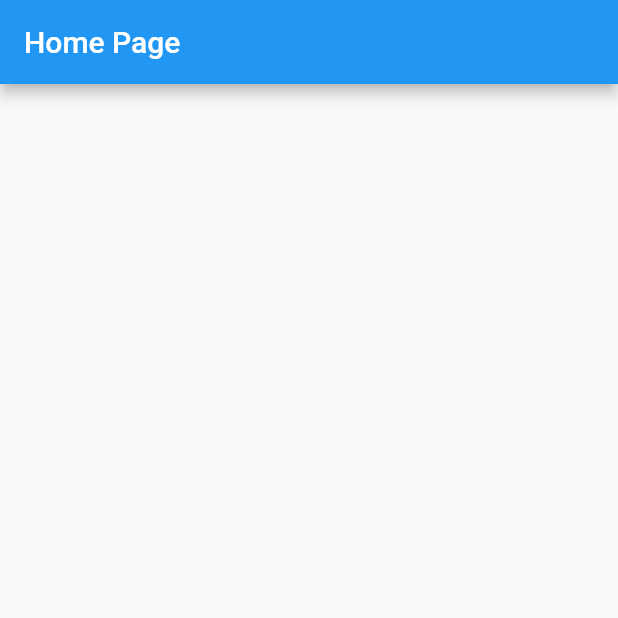
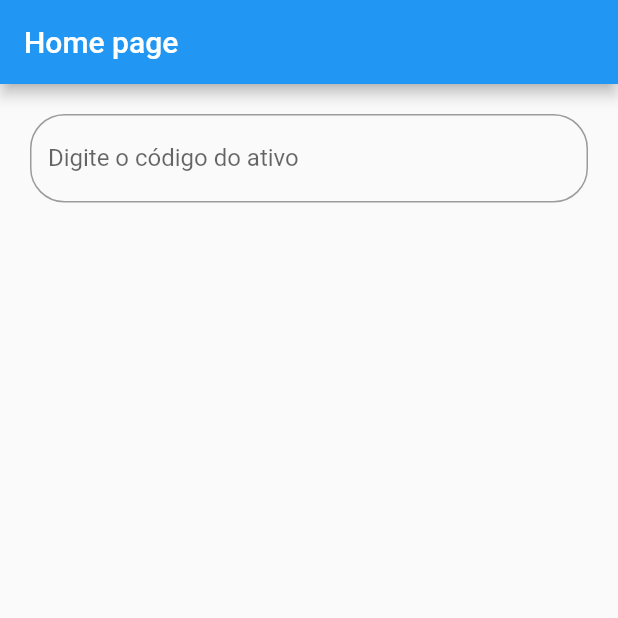
Before and after one commit to renanspvargas/demo_flutter_opahit, a Flutter app: the screen it shows after launch, on a phone screen of 412 x 824 dp, the top half of it. Run offline on Flutter 3.47's test engine with Material 2 defaults, Android fonts, the phone set to English and light mode, and no system bars; our stand-ins replace get.

Commit message:
adding text field for home page

```diff
--- a/lib/app/modules/home/home_page.dart
+++ b/lib/app/modules/home/home_page.dart
@@ -10,13 +10,39 @@ class HomePage extends StatefulWidget {
 }
 
 class _HomePageState extends LuckyInvestorState<HomePage, HomeController> {
+  final _stockFieldController = TextEditingController();
+  final _formKey = GlobalKey<FormState>();
+
+  @override
+  void dispose() {
+    _stockFieldController.dispose();
+    super.dispose();
+  }
+
   @override
   Widget build(BuildContext context) {
     return Scaffold(
-      appBar: AppBar(
-        title: const Text('Home Page'),
+      appBar: AppBar(title: const Text('Home page')),
+      body: SingleChildScrollView(
+        keyboardDismissBehavior: ScrollViewKeyboardDismissBehavior.onDrag,
+        child: Padding(
+          padding: const EdgeInsets.all(20.0),
+          child: Column(
+            children: [
+              TextFormField(
+                key: _formKey,
+                controller: _stockFieldController,
+                decoration: InputDecoration(
+                  labelText: 'Digite o código do ativo',
+                  border: OutlineInputBorder(
+                    borderRadius: BorderRadius.circular(23),
+                  ),
+                ),
+              ),
+            ],
+          ),
+        ),
       ),
-      body: Container(),
     );
   }
 }
```
